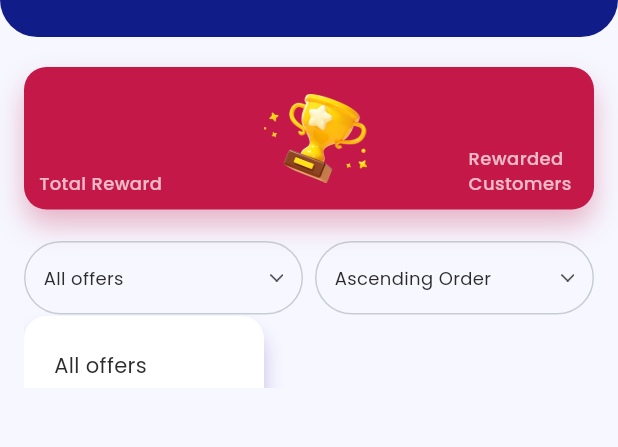
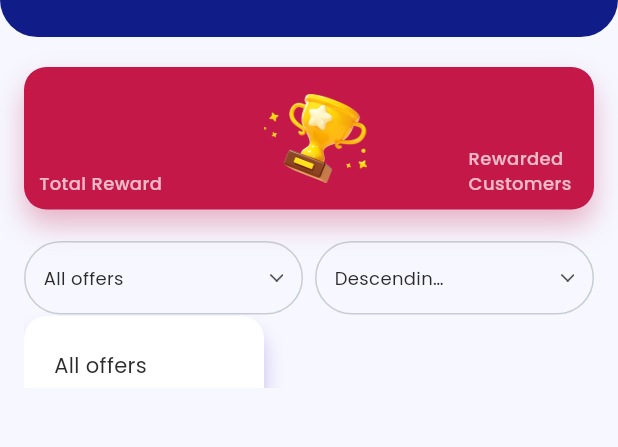
Before and after one commit to bitsandbytes2022-prog/hiwash_partner, a Flutter app: the DashboardScreen screen opened by its route, after a tap on "All offers", after a tap on "Sort by Expiry", after a tap on "Ascending Order", on a phone screen of 412 x 824 dp, the part 128-575 px from its top. Run offline on Flutter 3.47's test engine with Material 3 defaults, Android fonts, the phone set to English and light mode, and no system bars; drawn by our look-alikes of animated_bottom_navigation_bar, cached_network_image; our stand-ins replace connectivity_plus, dio, firebase_core, firebase_messaging, flutter_local_notifications, flutter_screenutil and 9 more; missing offline and left inert: app_settings, qr_code_scanner_plus; accounts and stored records are empty; network calls fail; project files that could hold a hidden picture were left out.

```diff
--- a/lib/featuers/reward/controller/reward_controller.dart
+++ b/lib/featuers/reward/controller/reward_controller.dart
@@ -28,7 +28,9 @@ class RewardController extends GetxController {
   final RxBool hasMore = true.obs;
   final ScrollController scrollController = ScrollController();
   RxBool isAscending = true.obs;
-  RxString  sortByText = StringConstant.kSortByExpiry.tr.obs;
+  RxString sortByText = StringConstant.kSortByExpiry.obs;
+
+  //RxString  sortByText = StringConstant.kSortByExpiry.tr.obs;
 
   @override
   void onInit() {
@@ -136,7 +138,7 @@ class RewardController extends GetxController {
 
 
   void toggleSortOrder() {
-    if (sortByText.value == "Sort by Expiry") {
+    if (sortByText.value.tr == StringConstant.kSortByExpiry) {
       isAscending.value = true;
     } else {
       isAscending.value = !isAscending.value;
--- a/lib/featuers/reward/view/reward_screen.dart
+++ b/lib/featuers/reward/view/reward_screen.dart
@@ -217,12 +217,23 @@ class RewardScreen extends StatelessWidget {
                           ),
                           child: Row(
                             children: [
-                              Obx(
+                            /*  Obx(
                                 () => Text(
-                                  rewardController.sortByText.value,
+                                  rewardController.sortByText.value.tr,
                                   style: w400_12p(color: AppColor.c2C2A2A),
                                 ),
+                              ),*/
+                              Obx(
+                                    () => Flexible(
+                                  child: Text(
+                                    rewardController.sortByText.value.tr,
+                                    //maxLines: 1,
+                                    overflow: TextOverflow.ellipsis,
+                                    style: w400_12p(color: AppColor.c2C2A2A),
+                                  ),
+                                ),
                               ),
+
 
                               Spacer(),
                               ImageView(
```
